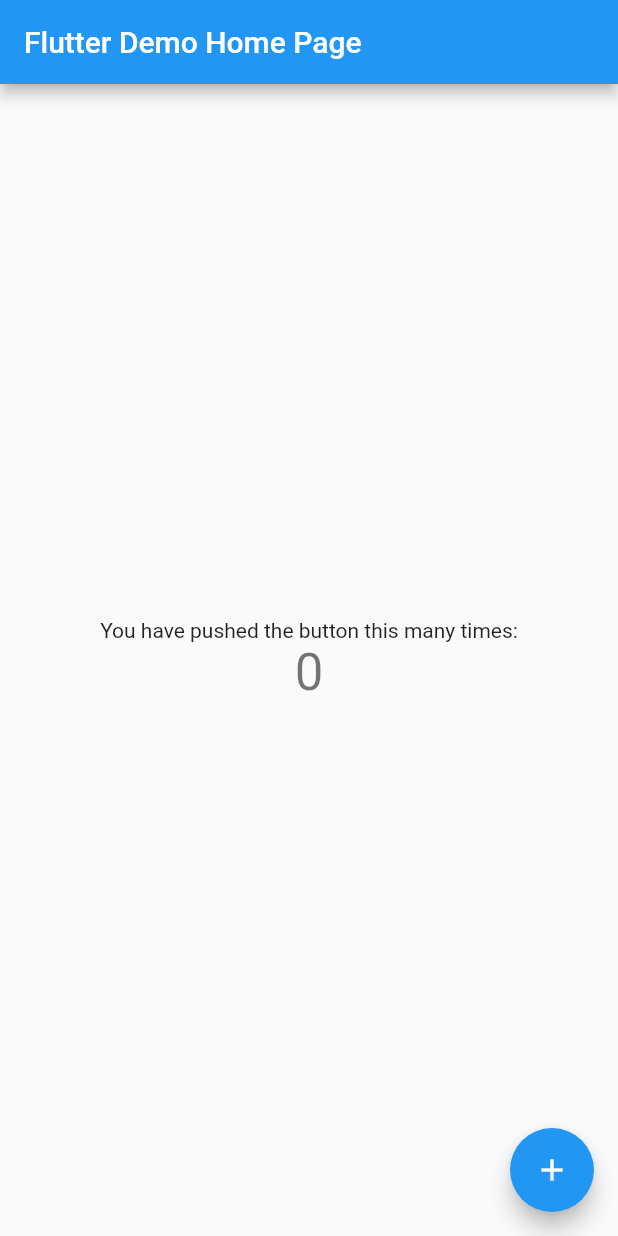
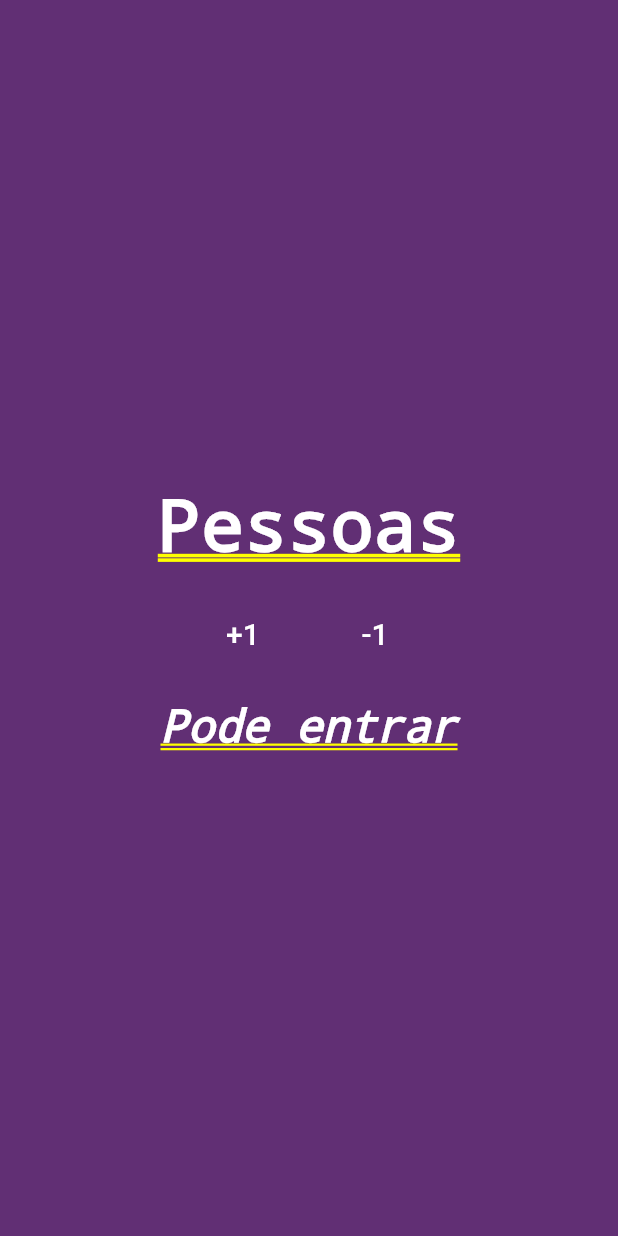
Before and after one commit to mprandot/flutter-peolpe-counter, a Flutter app: the screen it shows after launch, on a phone screen of 412 x 824 dp. Run offline on Flutter 3.47's test engine with Material 2 defaults, Android fonts, the phone set to English and light mode, and no system bars.

Commit message:
Add labels and buttons
Adding first part of the screen
Adding assets

```diff
--- a/lib/main.dart
+++ b/lib/main.dart
@@ -1,117 +1,53 @@
 import 'package:flutter/material.dart';
 
-void main() {
-  runApp(MyApp());
-}
 
-class MyApp extends StatelessWidget {
-  // This widget is the root of your application.
-  @override
-  Widget build(BuildContext context) {
-    return MaterialApp(
-      title: 'Flutter Demo',
-      theme: ThemeData(
-        // This is the theme of your application.
-        //
-        // Try running your application with "flutter run". You'll see the
-        // application has a blue toolbar. Then, without quitting the app, try
-        // changing the primarySwatch below to Colors.green and then invoke
-        // "hot reload" (press "r" in the console where you ran "flutter run",
-        // or simply save your changes to "hot reload" in a Flutter IDE).
-        // Notice that the counter didn't reset back to zero; the application
-        // is not restarted.
-        primarySwatch: Colors.blue,
-        // This makes the visual density adapt to the platform that you run
-        // the app on. For desktop platforms, the controls will be smaller and
-        // closer together (more dense) than on mobile platforms.
-        visualDensity: VisualDensity.adaptivePlatformDensity,
-      ),
-      home: MyHomePage(title: 'Flutter Demo Home Page'),
-    );
-  }
-}
-
-class MyHomePage extends StatefulWidget {
-  MyHomePage({Key key, this.title}) : super(key: key);
-
-  // This widget is the home page of your application. It is stateful, meaning
-  // that it has a State object (defined below) that contains fields that affect
-  // how it looks.
-
-  // This class is the configuration for the state. It holds the values (in this
-  // case the title) provided by the parent (in this case the App widget) and
-  // used by the build method of the State. Fields in a Widget subclass are
-  // always marked "final".
-
-  final String title;
-
-  @override
-  _MyHomePageState createState() => _MyHomePageState();
-}
-
-class _MyHomePageState extends State<MyHomePage> {
-  int _counter = 0;
-
-  void _incrementCounter() {
-    setState(() {
-      // This call to setState tells the Flutter framework that something has
-      // changed in this State, which causes it to rerun the build method below
-      // so that the display can reflect the updated values. If we changed
-      // _counter without calling setState(), then the build method would not be
-      // called again, and so nothing would appear to happen.
-      _counter++;
-    });
-  }
-
-  @override
-  Widget build(BuildContext context) {
-    // This method is rerun every time setState is called, for instance as done
-    // by the _incrementCounter method above.
-    //
-    // The Flutter framework has been optimized to make rerunning build methods
-    // fast, so that you can just rebuild anything that needs updating rather
-    // than having to individually change instances of widgets.
-    return Scaffold(
-      appBar: AppBar(
-        // Here we take the value from the MyHomePage object that was created by
-        // the App.build method, and use it to set our appbar title.
-        title: Text(widget.title),
-      ),
-      body: Center(
-        // Center is a layout widget. It takes a single child and positions it
-        // in the middle of the parent.
-        child: Column(
-          // Column is also a layout widget. It takes a list of children and
-          // arranges them vertically. By default, it sizes itself to fit its
-          // children horizontally, and tries to be as tall as its parent.
-          //
-          // Invoke "debug painting" (press "p" in the console, choose the
-          // "Toggle Debug Paint" action from the Flutter Inspector in Android
-          // Studio, or the "Toggle Debug Paint" command in Visual Studio Code)
-          // to see the wireframe for each widget.
-          //
-          // Column has various properties to control how it sizes itself and
-          // how it positions its children. Here we use mainAxisAlignment to
-          // center the children vertically; the main axis here is the vertical
-          // axis because Columns are vertical (the cross axis would be
-          // horizontal).
+void main(){
+  runApp(MaterialApp(
+    title: "Contador de pessoas",
+    home: Container(
+      color: const Color(0xff612F74),
+      child:  Column(
         mainAxisAlignment: MainAxisAlignment.center,
         children: <Widget>[
-            Text(
-              'You have pushed the button this many times:',
+          Text("Pessoas", textDirection: TextDirection.ltr,
+            style: TextStyle(
+              color: Colors.white,
+              fontWeight: FontWeight.bold
             ),
-            Text(
-              '$_counter',
-              style: Theme.of(context).textTheme.headline4,
+          ),
+
+          Padding(
+            padding: EdgeInsets.all(20.0),
+            child:
+            Row(
+                mainAxisAlignment: MainAxisAlignment.center,
+                children: [
+                  FlatButton(
+                  child: Text("+1", style: TextStyle(color: Colors.white, fontSize: 20)),
+                  onPressed: () {
+                  },
+                ),
+
+                FlatButton(
+                  child: Text("-1", style: TextStyle(color: Colors.white, fontSize: 20)),
+                  onPressed: () {
+                    print("entrou uma pessoa");
+                  },
                 ),
               ],
             ),
           ),
-      floatingActionButton: FloatingActionButton(
-        onPressed: _incrementCounter,
-        tooltip: 'Increment',
-        child: Icon(Icons.add),
-      ), // This trailing comma makes auto-formatting nicer for build methods.
-    );
+
+          Text("Pode entrar", textDirection: TextDirection.ltr,
+            style: TextStyle(
+              color: Colors.white,
+              fontStyle: FontStyle.italic,
+              fontSize: 30
+            ),
+          ),
+
+        ],
+      ),
+    ),
+  ));
 }
-}
```
Also changed, not shown: images/restaurant.jpg (added). Lines whose indentation alone changed are shown as unchanged.
